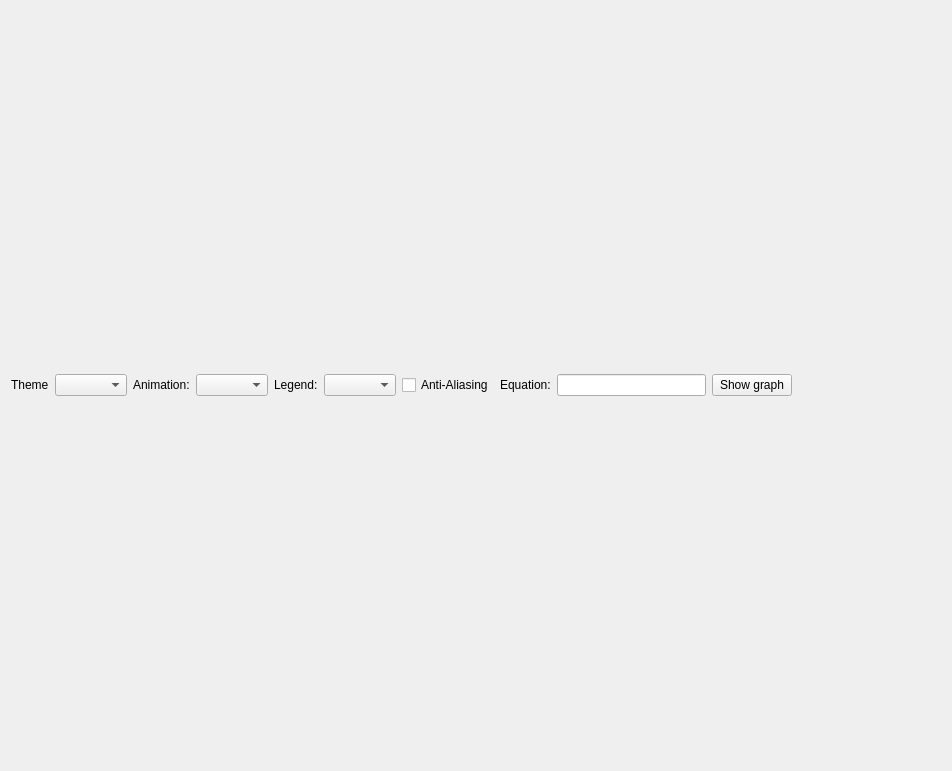
Before: the Qt Designer form themewidget.ui in Sapieron/Basic-Dynamic-Elements-Characteristics-Drawer, drawn with Qt 5.
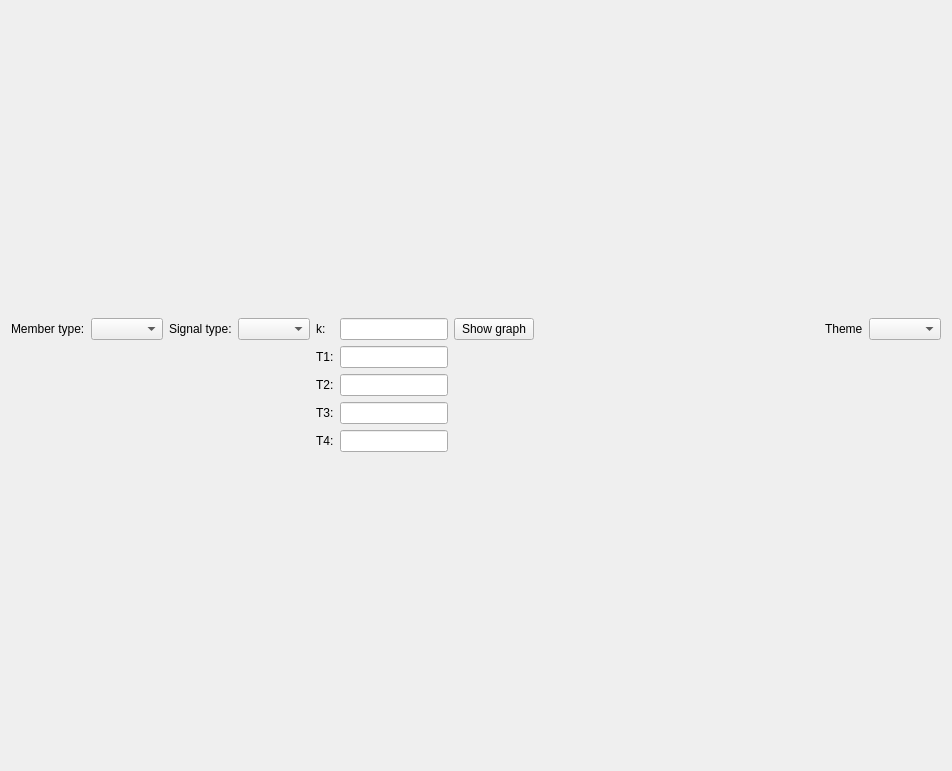
After: the same form once the commit is applied.

What changed in the file:
```diff
--- a/themewidget.ui
+++ b/themewidget.ui
@@ -15,62 +15,8 @@
   </property>
   <layout class="QGridLayout" name="gridLayout">
    <item row="0" column="0">
-    <layout class="QHBoxLayout" name="horizontalLayout">
-     <item>
-      <widget class="QLabel" name="themeLabel">
-       <property name="text">
-        <string>Theme</string>
-       </property>
-      </widget>
-     </item>
-     <item>
-      <widget class="QComboBox" name="themeComboBox"/>
-     </item>
-     <item>
-      <widget class="QLabel" name="animatedLabel">
-       <property name="text">
-        <string>Animation:</string>
-       </property>
-      </widget>
-     </item>
-     <item>
-      <widget class="QComboBox" name="animatedComboBox"/>
-     </item>
-     <item>
-      <widget class="QLabel" name="legendLabel">
-       <property name="text">
-        <string>Legend:</string>
-       </property>
-      </widget>
-     </item>
-     <item>
-      <widget class="QComboBox" name="legendComboBox"/>
-     </item>
-     <item>
-      <widget class="QCheckBox" name="antialiasCheckBox">
-       <property name="text">
-        <string>Anti-Aliasing</string>
-       </property>
-      </widget>
-     </item>
-     <item>
-      <widget class="QLabel" name="equationLabel">
-       <property name="text">
-        <string>Equation:</string>
-       </property>
-      </widget>
-     </item>
-     <item>
-      <widget class="QLineEdit" name="equationLineEdit"/>
-     </item>
-     <item>
-      <widget class="QPushButton" name="equationPushButton">
-       <property name="text">
-        <string>Show graph</string>
-       </property>
-      </widget>
-     </item>
-     <item>
+    <layout class="QGridLayout" name="gridLayout_2">
+     <item row="1" column="7">
       <spacer name="horizontalSpacer">
        <property name="orientation">
         <enum>Qt::Horizontal</enum>
@@ -83,6 +29,131 @@
        </property>
       </spacer>
      </item>
+     <item row="1" column="5">
+      <widget class="QLineEdit" name="kLineEdit">
+       <property name="sizePolicy">
+        <sizepolicy hsizetype="Fixed" vsizetype="Fixed">
+         <horstretch>0</horstretch>
+         <verstretch>0</verstretch>
+        </sizepolicy>
+       </property>
+      </widget>
+     </item>
+     <item row="1" column="2">
+      <widget class="QLabel" name="signalTypeLabel">
+       <property name="text">
+        <string>Signal type:</string>
+       </property>
+      </widget>
+     </item>
+     <item row="2" column="5">
+      <widget class="QLineEdit" name="t1LineEdit">
+       <property name="sizePolicy">
+        <sizepolicy hsizetype="Fixed" vsizetype="Fixed">
+         <horstretch>0</horstretch>
+         <verstretch>0</verstretch>
+        </sizepolicy>
+       </property>
+      </widget>
+     </item>
+     <item row="1" column="4">
+      <widget class="QLabel" name="kLabel">
+       <property name="text">
+        <string>k:</string>
+       </property>
+      </widget>
+     </item>
+     <item row="1" column="1">
+      <widget class="QComboBox" name="memberTypeComboBox"/>
+     </item>
+     <item row="1" column="0">
+      <widget class="QLabel" name="memberTypeLabel">
+       <property name="text">
+        <string>Member type:</string>
+       </property>
+      </widget>
+     </item>
+     <item row="5" column="5">
+      <widget class="QLineEdit" name="t3LineEdit">
+       <property name="sizePolicy">
+        <sizepolicy hsizetype="Fixed" vsizetype="Fixed">
+         <horstretch>0</horstretch>
+         <verstretch>0</verstretch>
+        </sizepolicy>
+       </property>
+      </widget>
+     </item>
+     <item row="1" column="3">
+      <widget class="QComboBox" name="signalTypeComboBox"/>
+     </item>
+     <item row="1" column="6">
+      <widget class="QPushButton" name="equationPushButton">
+       <property name="text">
+        <string>Show graph</string>
+       </property>
+      </widget>
+     </item>
+     <item row="4" column="5">
+      <widget class="QLineEdit" name="t2LineEdit">
+       <property name="sizePolicy">
+        <sizepolicy hsizetype="Fixed" vsizetype="Fixed">
+         <horstretch>0</horstretch>
+         <verstretch>0</verstretch>
+        </sizepolicy>
+       </property>
+      </widget>
+     </item>
+     <item row="1" column="9">
+      <widget class="QComboBox" name="themeComboBox"/>
+     </item>
+     <item row="1" column="8">
+      <widget class="QLabel" name="themeLabel">
+       <property name="text">
+        <string>Theme</string>
+       </property>
+      </widget>
+     </item>
+     <item row="6" column="5">
+      <widget class="QLineEdit" name="t4LineEdit">
+       <property name="enabled">
+        <bool>true</bool>
+       </property>
+       <property name="sizePolicy">
+        <sizepolicy hsizetype="Fixed" vsizetype="Fixed">
+         <horstretch>0</horstretch>
+         <verstretch>0</verstretch>
+        </sizepolicy>
+       </property>
+      </widget>
+     </item>
+     <item row="2" column="4">
+      <widget class="QLabel" name="t1Label">
+       <property name="text">
+        <string>T1:</string>
+       </property>
+      </widget>
+     </item>
+     <item row="4" column="4">
+      <widget class="QLabel" name="t2Label">
+       <property name="text">
+        <string>T2:</string>
+       </property>
+      </widget>
+     </item>
+     <item row="5" column="4">
+      <widget class="QLabel" name="t3Label">
+       <property name="text">
+        <string>T3:</string>
+       </property>
+      </widget>
+     </item>
+     <item row="6" column="4">
+      <widget class="QLabel" name="t4Label">
+       <property name="text">
+        <string>T4:</string>
+       </property>
+      </widget>
+     </item>
     </layout>
    </item>
   </layout>
```
Left out of the diff: 18 changed lines with no effect on the pictures.
